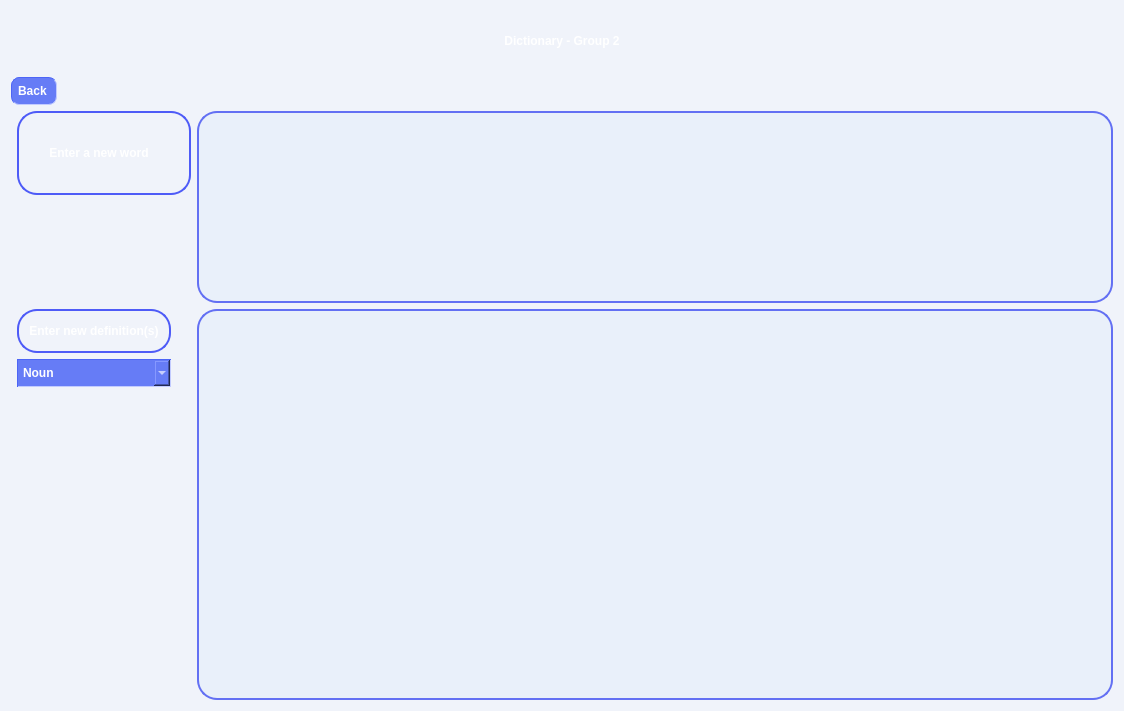
Old version of the form addnewword.ui in the repository OHonSam/CS163_Group2_Dictionary.
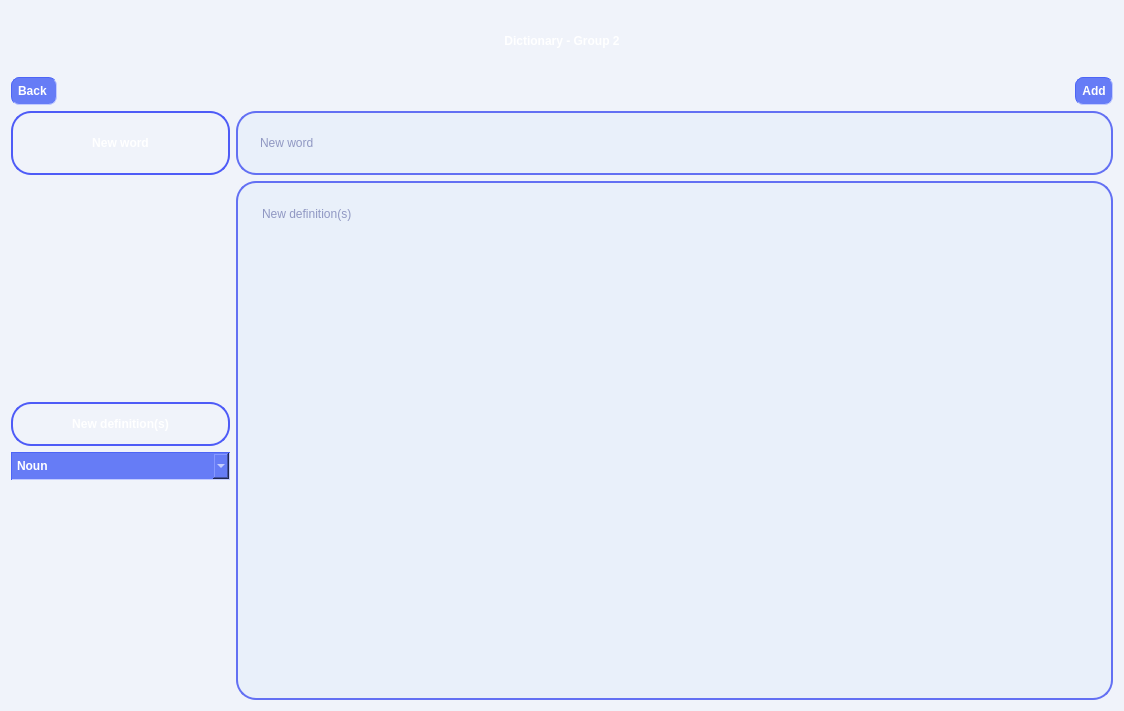
New version of the form. Icons and pictures are not drawn.

The edit to the form file:
```diff
--- a/addnewword.ui
+++ b/addnewword.ui
@@ -16,14 +16,10 @@
   <property name="styleSheet">
    <string notr="true">background-color: rgb(240, 243, 250);</string>
   </property>
-  <layout class="QFormLayout" name="formLayout_3">
-   <item row="0" column="0" colspan="2">
-    <layout class="QVBoxLayout" name="verticalLayout_4">
+  <layout class="QVBoxLayout" name="verticalLayout_2">
      <item>
       <layout class="QVBoxLayout" name="verticalLayout_3">
        <item>
-        <layout class="QVBoxLayout" name="verticalLayout">
-         <item>
           <widget class="QPushButton" name="pushButton_title">
            <property name="styleSheet">
             <string notr="true">padding: 20px;
@@ -41,7 +37,7 @@
           </widget>
          </item>
          <item>
-          <layout class="QHBoxLayout" name="horizontalLayout">
+      <layout class="QHBoxLayout" name="horizontalLayout_5">
            <item>
             <widget class="QPushButton" name="pushButton_goBack">
              <property name="styleSheet">
@@ -67,7 +63,7 @@
             </widget>
            </item>
            <item>
-            <spacer name="horizontalSpacer_3">
+        <spacer name="horizontalSpacer_5">
              <property name="orientation">
               <enum>Qt::Horizontal</enum>
              </property>
@@ -79,28 +75,36 @@
              </property>
             </spacer>
            </item>
-          </layout>
+       <item>
+        <widget class="QPushButton" name="pushButton_add">
+         <property name="styleSheet">
+          <string notr="true">padding: 6px;
+border-color: rgb(77, 101, 246);
+border-width : 1px;
+border-style:inset;
+border-radius: 8px;
+  min-height: 1px;
+  min-width: 1px;
+background-color: rgb(102, 124, 246);
+font: 11pt &quot;Comfortaa&quot;;
+font: bold;
+color: white;</string>
+         </property>
+         <property name="text">
+          <string>Add</string>
+         </property>
+        </widget>
          </item>
         </layout>
        </item>
       </layout>
      </item>
-    </layout>
-   </item>
-   <item row="1" column="1">
-    <layout class="QFormLayout" name="formLayout">
-     <item row="0" column="0">
-      <widget class="QPushButton" name="pushButton_2">
-       <property name="sizePolicy">
-        <sizepolicy hsizetype="MinimumExpanding" vsizetype="Preferred">
-         <horstretch>0</horstretch>
-         <verstretch>0</verstretch>
-        </sizepolicy>
-       </property>
+   <item>
+    <layout class="QHBoxLayout" name="horizontalLayout" stretch="1,4">
+     <item>
+      <widget class="QLabel" name="label_2">
        <property name="styleSheet">
-        <string notr="true">padding: 12px;
-padding-left: 30px;
-padding-right: 40px;
+        <string notr="true">padding: 10px;
 border-width : 2px;
 border-style:solid;
 border-radius: 20px;
@@ -115,22 +119,56 @@
 </string>
        </property>
        <property name="text">
-        <string>Enter a new word</string>
+        <string>New word</string>
        </property>
+       <property name="alignment">
+        <set>Qt::AlignCenter</set>
+       </property>
       </widget>
      </item>
-     <item row="1" column="0">
-      <layout class="QFormLayout" name="formLayout_2">
-       <item row="0" column="0">
-        <layout class="QVBoxLayout" name="verticalLayout_2">
          <item>
-          <widget class="QPushButton" name="pushButton">
-           <property name="sizePolicy">
-            <sizepolicy hsizetype="Preferred" vsizetype="Preferred">
-             <horstretch>0</horstretch>
-             <verstretch>10</verstretch>
-            </sizepolicy>
-           </property>
+      <widget class="QLineEdit" name="lineEdit_word">
+       <property name="styleSheet">
+        <string notr="true">padding: 20px;
+border-width : 2px;
+border-style:solid;
+border-radius: 20px;
+  min-height: 20px;
+  min-width: 20px;
+background-color: rgb(233, 240, 250);
+border-color: rgb(99, 112, 243);
+font: 13pt &quot;Comfortaa&quot;;
+color: rgb(56, 64, 139);</string>
+       </property>
+       <property name="text">
+        <string/>
+       </property>
+       <property name="placeholderText">
+        <string>New word</string>
+       </property>
+      </widget>
+     </item>
+    </layout>
+   </item>
+   <item>
+    <layout class="QHBoxLayout" name="horizontalLayout_2" stretch="1,4">
+     <item>
+      <layout class="QVBoxLayout" name="verticalLayout">
+       <item>
+        <spacer name="verticalSpacer_2">
+         <property name="orientation">
+          <enum>Qt::Vertical</enum>
+         </property>
+         <property name="sizeHint" stdset="0">
+          <size>
+           <width>20</width>
+           <height>40</height>
+          </size>
+         </property>
+        </spacer>
+       </item>
+       <item>
+        <widget class="QLabel" name="label">
            <property name="styleSheet">
             <string notr="true">padding: 10px;
 border-width : 2px;
@@ -147,12 +185,15 @@
 </string>
            </property>
            <property name="text">
-            <string>Enter new definition(s)</string>
-           </property>
+          <string>New definition(s)</string>
+         </property>
+         <property name="alignment">
+          <set>Qt::AlignCenter</set>
+         </property>
           </widget>
          </item>
          <item>
-          <widget class="QComboBox" name="comboBox">
+        <widget class="QComboBox" name="comboBox_POS">
            <property name="sizePolicy">
             <sizepolicy hsizetype="Preferred" vsizetype="Fixed">
              <horstretch>0</horstretch>
@@ -224,43 +265,23 @@
            </item>
           </widget>
          </item>
-        </layout>
-       </item>
-      </layout>
-     </item>
-     <item row="0" column="1">
-      <widget class="QTextEdit" name="textEdit_4">
-       <property name="sizePolicy">
-        <sizepolicy hsizetype="Preferred" vsizetype="Preferred">
-         <horstretch>0</horstretch>
-         <verstretch>0</verstretch>
-        </sizepolicy>
-       </property>
-       <property name="minimumSize">
+       <item>
+        <spacer name="verticalSpacer">
+         <property name="orientation">
+          <enum>Qt::Vertical</enum>
+         </property>
+         <property name="sizeHint" stdset="0">
         <size>
-         <width>34</width>
-         <height>34</height>
-        </size>
-       </property>
-       <property name="styleSheet">
-        <string notr="true">padding: 5px;
-border-width : 2px;
-border-style:solid;
-border-radius: 20px;
-  min-height: 20px;
-  min-width: 20px;
-background-color: rgb(233, 240, 250);
-border-color: rgb(99, 112, 243);
-font: 13pt &quot;Comfortaa&quot;;
-color: rgb(56, 64, 139);</string>
-       </property>
-       <property name="placeholderText">
-        <string/>
-       </property>
-      </widget>
-     </item>
-     <item row="1" column="1">
-      <widget class="QTextEdit" name="textEdit_3">
+           <width>20</width>
+           <height>40</height>
+          </size>
+         </property>
+        </spacer>
+       </item>
+      </layout>
+     </item>
+     <item>
+      <widget class="QPlainTextEdit" name="plainTextEdit_def">
        <property name="styleSheet">
         <string notr="true">padding: 20px;
 border-width : 2px;
@@ -274,7 +295,7 @@
 color: rgb(56, 64, 139);</string>
        </property>
        <property name="placeholderText">
-        <string/>
+        <string>New definition(s)</string>
        </property>
       </widget>
      </item>
```
Lines whose indentation alone changed are shown as unchanged.
